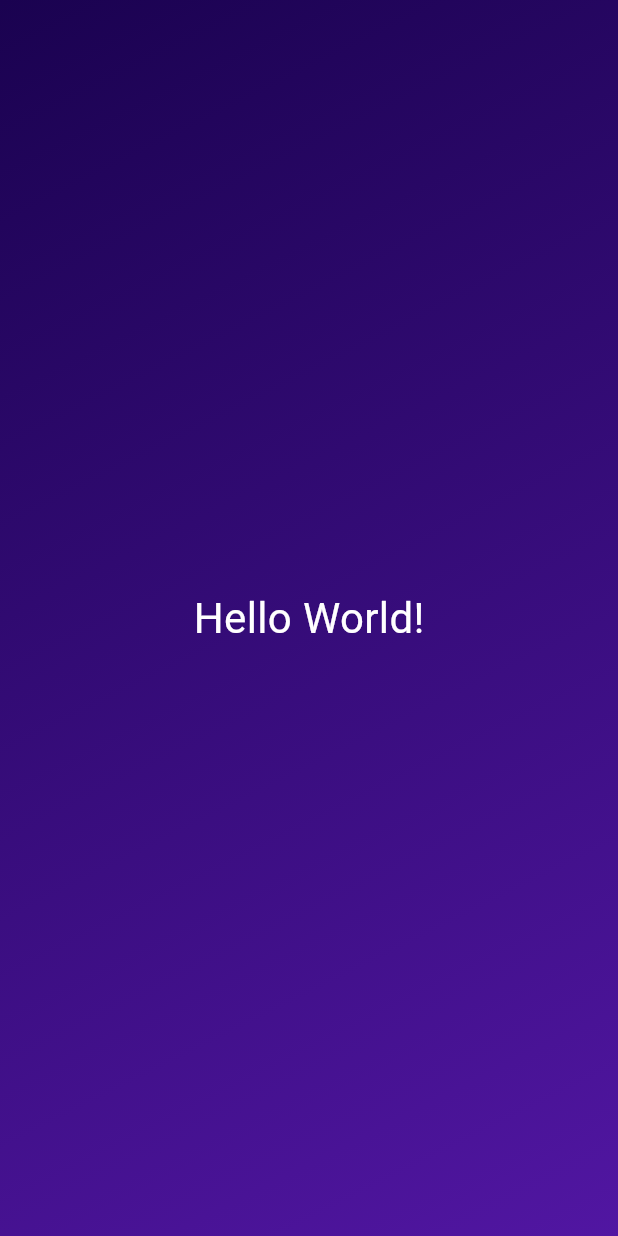
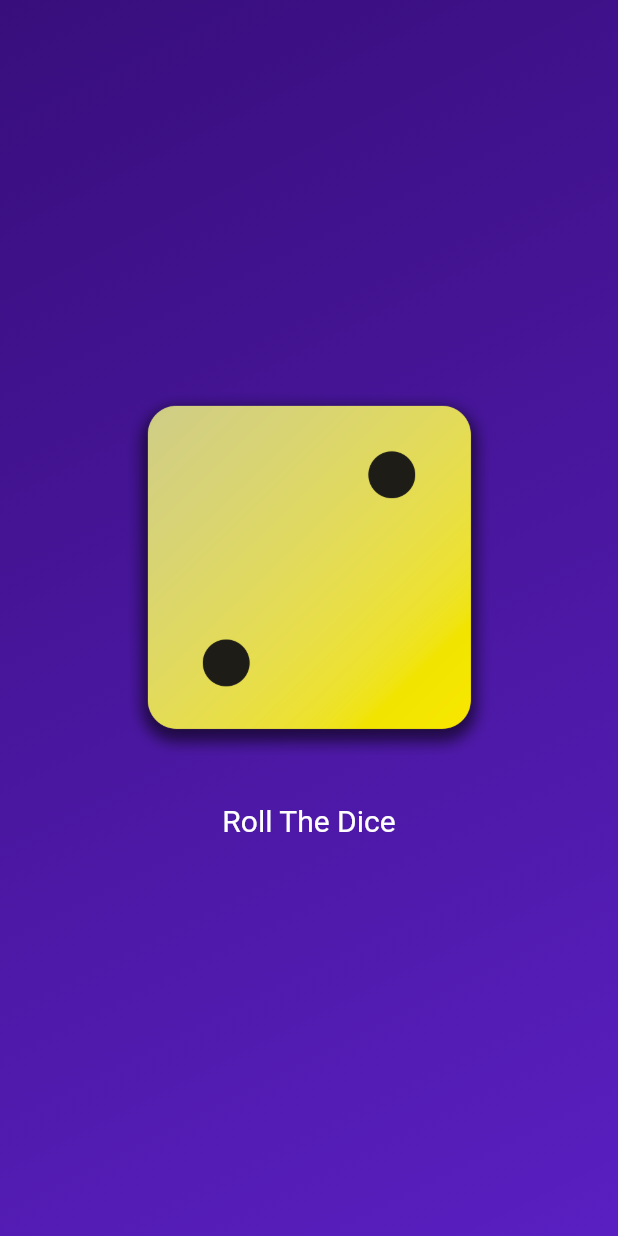
Before and after one commit to jigyaa/DiceApp, a Flutter app: the screen it shows after launch, on a phone screen of 412 x 824 dp. Run offline on Flutter 3.47's test engine with Material 3 defaults, Android fonts, the phone set to English and light mode, and no system bars.

Commit message:
Final edits made

```diff
--- /dev/null
+++ b/lib/dice_roller.dart
@@ -0,0 +1,46 @@
+import 'package:flutter/material.dart';
+import 'dart:math';
+
+class DiceRoller extends StatefulWidget{
+  const DiceRoller({super.key});
+
+  @override
+  State<DiceRoller> createState(){
+    return _DiceRollerState();
+  }
+}
+
+class _DiceRollerState extends State<DiceRoller> {
+  final randomizer = Random();
+  var currentDiceRoll = 2;
+
+  void rollDice(){
+
+    setState((){
+    currentDiceRoll = randomizer.nextInt(6)+1;
+
+    });
+  }
+
+  @override
+  Widget build(context){
+    return Column(
+            mainAxisSize: MainAxisSize.min,
+            children :[
+             Image.asset('assets/images/dice-$currentDiceRoll.png', width: 250),
+             const SizedBox(height: 20),
+             TextButton(
+              onPressed: rollDice,
+              style: TextButton.styleFrom(
+                //padding: const EdgeInsets.only(top:20),
+                foregroundColor: Colors.white,
+                textStyle: const TextStyle(
+                  fontSize : 20,
+                  ),
+                ),
+              child: const Text('Roll The Dice'))
+            ],
+
+          );
+  }
+}
--- a/lib/gradient_container.dart
+++ b/lib/gradient_container.dart
@@ -1,23 +1,60 @@
 import 'package:flutter/material.dart';
-import 'package:first_app/text_container.dart';
+
+import 'package:first_app/dice_roller.dart';
+
+const startAlignment = Alignment.topLeft;
+const endAlignment = Alignment.bottomRight;
 
 class GradientContainer extends StatelessWidget{
-  const GradientContainer({super.key});
+  const GradientContainer(this.color1, this.color2, {super.key});
+
+  const GradientContainer.purple({super.key})
+    : color1 = Colors.deepPurple,
+      color2 = Colors.indigo;
+
+  final Color color1;
+  final Color color2;
+
+
   @override
   Widget build(context) {
     return Container(
-          decoration: const BoxDecoration(
+          decoration: BoxDecoration(
             gradient: LinearGradient(
-              colors: [Color.fromARGB(255, 26, 2, 80), Color.fromARGB(255, 81, 22, 162)],
-              begin : Alignment.topLeft,
-              end : Alignment.bottomRight,
+              colors: [color1, color2],
+              begin : startAlignment,
+              end : endAlignment,
             ),
           ),
 
-          child: const Center(
-            child: TextContainer(),
-          ),
-        );
+          child: Center(
+            child : DiceRoller(),
+        ),
+    );
   }
 
 }
+
+// class GradientContainer extends StatelessWidget{
+//   const GradientContainer({super.key, required this.colors});
+
+//   final List<Color> colors;
+
+//   @override
+//   Widget build(context) {
+//     return Container(
+//           decoration: BoxDecoration(
+//             gradient: LinearGradient(
+//               colors: colors,
+//               begin : startAlignment,
+//               end : endAlignment,
+//             ),
+//           ),
+
+//           child: const Center(
+//             child: TextContainer('Hello World!'),
+//           ),
+//         );
+//   }
+
+// }
--- a/lib/main.dart
+++ b/lib/main.dart
@@ -3,9 +3,12 @@ import 'package:first_app/gradient_container.dart';
 
 void main() {
   runApp(
-    MaterialApp(
+     const MaterialApp(
       home: Scaffold(
-        body: GradientContainer(),
+        body: GradientContainer(
+          Color.fromARGB(255, 56, 14, 124),
+          Color.fromARGB(255, 90, 31, 193),
+          ),
       ),
     ),
   );
--- a/lib/text_container.dart
+++ b/lib/text_container.dart
@@ -2,13 +2,16 @@ import 'package:flutter/material.dart';
 
 
 class TextContainer extends StatelessWidget{
-  const TextContainer({super.key});
+  const TextContainer(this.text, {super.key});
+
+  final String text;
+
   @override
   Widget build(context){
 
-    return const Text(
-              'Hello World!',
-              style: TextStyle(
+    return Text(
+              text,
+              style: const TextStyle(
                 color: Colors.white,
                 fontSize: 28,
               ),
```
Also changed, not shown: pubspec.yaml (+7 -3 lines), assets/images/dice-1.png (added), assets/images/dice-2.png (added), assets/images/dice-3.png (added), assets/images/dice-4.png (added), assets/images/dice-5.png (added), assets/images/dice-6.png (added).
